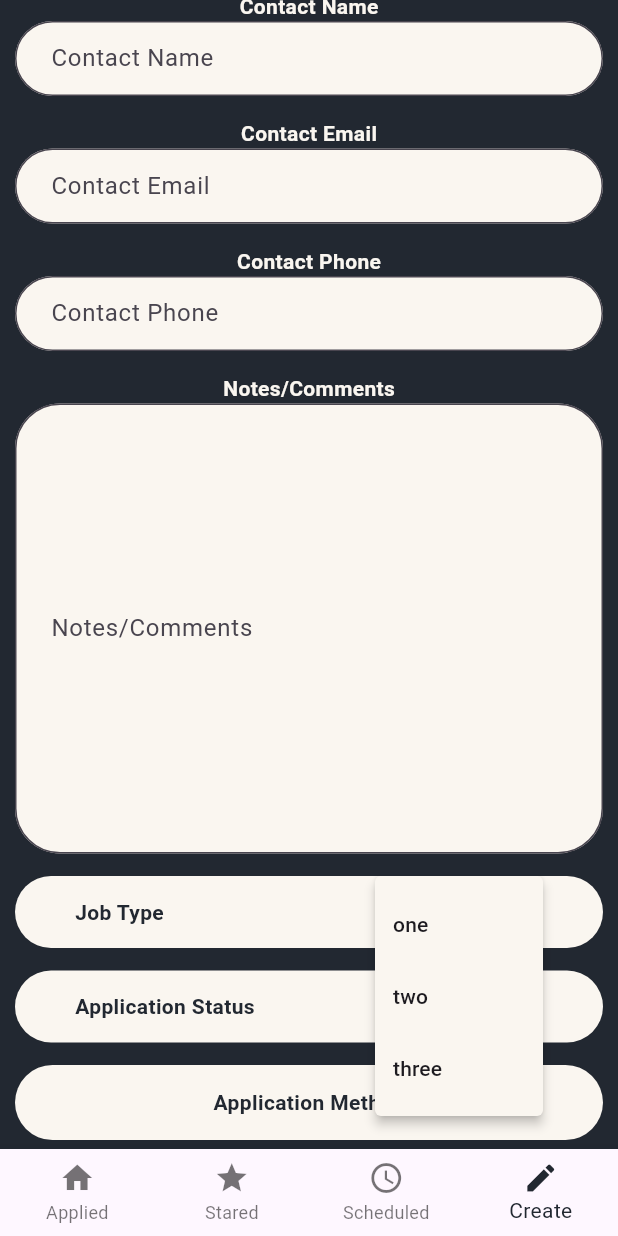
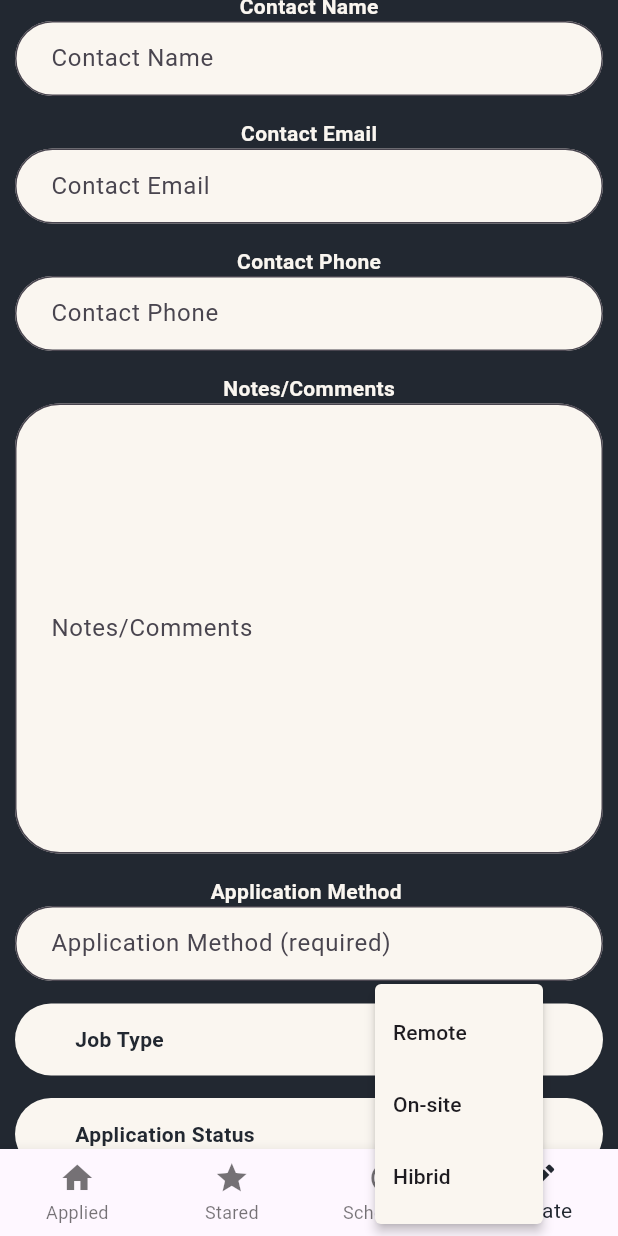
Before and after one commit to mohammedafreedps/Job_Tracker, a Flutter app: the screen it shows after launch, item 4 of the bottom bar chosen, scrolled down 576 dp, after a tap on the "arrow drop down" icon, on a phone screen of 412 x 824 dp. Run offline on Flutter 3.47's test engine with Material 3 defaults, Android fonts, the light colour scheme and no system bars; our stand-ins replace bloc, device_preview, flutter_bloc, hive, hive_flutter; accounts and stored records are empty.

Commit message:
UI in createScreen & Maked CreteScreen UI Reactive

```diff
--- a/lib/data/dbFunctions.dart
+++ b/lib/data/dbFunctions.dart
@@ -6,6 +6,7 @@ void putData(
     required String jobTitle,
     required String jobDescription,
     required DateTime applicationDate,
+    required DateTime applicationTime,
     required String applicationStatus,
     required String applicationMethod,
     required String type,
@@ -13,6 +14,7 @@ void putData(
     String? contactEmail,
     String? contactPhone,
     DateTime? interviewDate,
+    DateTime? interviewTime,
     String? notes,
     bool? isStared}) {
   jobTrackerBox.put(
@@ -22,6 +24,7 @@ void putData(
           jobTitle: jobTitle,
           jobDescription: jobDescription,
           applicationDate: applicationDate,
+          applicationTime: applicationTime,
           applicationStatus: applicationStatus,
           applicationMethod: applicationMethod,
           type: type,
@@ -29,6 +32,7 @@ void putData(
           contactEmail: contactEmail,
           contactPhone: contactPhone,
           interviewDate: interviewDate,
+          interviewTime: interviewTime,
           notes: notes,
           isStared: isStared ?? false
           ));
@@ -53,6 +57,7 @@ void updateDataAt(
     required String jobTitle,
     required String jobDescription,
     required DateTime applicationDate,
+    required DateTime applicationTime,
     required String applicationStatus,
     required String applicationMethod,
     required String type,
@@ -60,6 +65,7 @@ void updateDataAt(
     String? contactEmail,
     String? contactPhone,
     DateTime? interviewDate,
+    DateTime? interviewTime,
     String? notes,
     bool? isStared}){
   JobTrackModel hold = jobTrackerBox.getAt(index);
@@ -67,6 +73,7 @@ void updateDataAt(
   hold.jobTitle = jobTitle;
   hold.jobDescription = jobDescription;
   hold.applicationDate = applicationDate;
+  hold.applicationTime = applicationTime;
   hold.applicationStatus = applicationStatus;
   hold.applicationMethod = applicationMethod;
   hold.type = type;
@@ -74,6 +81,7 @@ void updateDataAt(
   hold.contactEmail = contactEmail;
   hold.contactPhone = contactPhone;
   hold.interviewDate = interviewDate;
+  hold.interviewTime = interviewTime;
   hold.notes = notes;
   jobTrackerBox.putAt(index, hold);
 }
--- a/lib/main.dart
+++ b/lib/main.dart
@@ -1,14 +1,16 @@
 import 'package:device_preview/device_preview.dart';
 import 'package:flutter/foundation.dart';
 import 'package:flutter/material.dart';
+import 'package:flutter_bloc/flutter_bloc.dart';
 import 'package:hive_flutter/adapters.dart';
 import 'package:jobtracker/data/model/jobTrackModel.dart';
+import 'package:jobtracker/precentation/screens/createScreen/bloc/create_bloc.dart';
 import 'package:jobtracker/precentation/screens/initialScreen/initialScreenUI.dart';
 import 'package:jobtracker/utils/boxes.dart';
 
 void main() async{
   await Hive.initFlutter();
-  Hive.registerAdapter(jobTrackModelAdapter());
+  Hive.registerAdapter(JobTrackModelAdapter());
   jobTrackerBox = await Hive.openBox<JobTrackModel>('jobTrackerBox');
   runApp(
     DevicePreview(
@@ -22,12 +24,17 @@ class JobTracker extends StatelessWidget {
 
   @override
   Widget build(BuildContext context) {
-    return MaterialApp(
-      debugShowCheckedModeBanner: false,
-      useInheritedMediaQuery: true,
-      locale: DevicePreview.locale(context),
-      builder: DevicePreview.appBuilder,
-      home: InitialScreen(),
+    return MultiBlocProvider(
+      providers: [
+        BlocProvider<CreateBloc>(create: (context)=> CreateBloc())
+      ],
+      child: MaterialApp(
+          debugShowCheckedModeBanner: false,
+          useInheritedMediaQuery: true,
+          locale: DevicePreview.locale(context),
+          builder: DevicePreview.appBuilder,
+          home: InitialScreen(),
+        ),
     );
   }
 }
--- /dev/null
+++ b/lib/precentation/screens/createScreen/bloc/create_event.dart
@@ -0,0 +1,62 @@
+part of 'create_bloc.dart';
+
+@immutable
+sealed class CreateEvent {}
+
+class CreteButtonPressedEvent extends CreateEvent {
+  final String companyName;
+  final String jobTitle;
+  final String jobDescription;
+  final String? contactName;
+  final String? contactEmail;
+  final String? contactNumber;
+  final String? notes;
+  final String jobType;
+  final String applicationStatus;
+  final String applicationMethod;
+  final DateTime applicationDate;
+  final DateTime? interviewDate;
+  CreteButtonPressedEvent(
+      {required this.companyName,
+      required this.jobTitle,
+      required this.jobDescription,
+      this.contactName,
+      this.contactEmail,
+      this.contactNumber,
+      this.notes,
+      required this.jobType,
+      required this.applicationStatus,
+      required this.applicationMethod,
+      required this.applicationDate,
+      this.interviewDate});
+}
+
+class ApplicationStatusSelectedEvent extends CreateEvent{
+  final String selectedStatus;
+  ApplicationStatusSelectedEvent({required this.selectedStatus});
+}
+
+class JobTypeSelectedEvent extends CreateEvent{
+  final String selectedJobType;
+  JobTypeSelectedEvent({required this.selectedJobType});
+}
+
+class AppliedDateSelectedEvent extends CreateEvent{
+  final DateTime selectedDate;
+  AppliedDateSelectedEvent({required this.selectedDate});
+}
+
+class AppliedTimeSelectedEvent extends CreateEvent{
+  final DateTime time;
+  AppliedTimeSelectedEvent({required this.time});
+}
+
+class InterviewDateSelectedEvent extends CreateEvent{
+  final DateTime date;
+  InterviewDateSelectedEvent({required this.date});
+}
+
+class InterviewTimeSelectedEvent extends CreateEvent{
+  final DateTime time;
+  InterviewTimeSelectedEvent({required this.time});
+}
--- /dev/null
+++ b/lib/precentation/screens/createScreen/bloc/create_state.dart
@@ -0,0 +1,36 @@
+part of 'create_bloc.dart';
+
+@immutable
+sealed class CreateState {}
+
+final class CreateInitial extends CreateState {}
+
+class ApplicationSelectedState extends CreateState{
+  final String applicationState;
+  ApplicationSelectedState({required this.applicationState});
+}
+
+class JobTypeSelectedState extends CreateState{
+  final String jobType;
+  JobTypeSelectedState({required this.jobType});
+}
+
+class AppliedDateState extends CreateState{
+  final DateTime selectedDate;
+  AppliedDateState({required this.selectedDate});
+}
+
+class AppliedTimeState extends CreateState{
+  final DateTime time;
+  AppliedTimeState({required this.time});
+}
+
+class InterviewDateState extends CreateState{
+  final DateTime date;
+  InterviewDateState({required this.date});
+}
+
+class InterviewTimeState extends CreateState{
+  final DateTime time;
+  InterviewTimeState({required this.time});
+}
--- a/lib/precentation/screens/createScreen/createScreenUI.dart
+++ b/lib/precentation/screens/createScreen/createScreenUI.dart
@@ -1,4 +1,12 @@
 import 'package:flutter/material.dart';
+import 'package:flutter_bloc/flutter_bloc.dart';
+import 'package:jobtracker/precentation/screens/createScreen/bloc/create_bloc.dart';
+import 'package:jobtracker/precentation/screens/createScreen/bloc/localVariables.dart';
+import 'package:jobtracker/precentation/screens/createScreen/functions.dart';
+import 'package:jobtracker/precentation/screens/createScreen/widgets/dateSelector.dart';
+import 'package:jobtracker/precentation/screens/createScreen/widgets/textInputFields.dart';
+import 'package:jobtracker/precentation/screens/createScreen/widgets/timeSelector.dart';
+import 'package:jobtracker/utils/popUpMenuItems.dart';
 import 'package:jobtracker/precentation/screens/createScreen/widgets/createInputFields.dart';
 import 'package:jobtracker/precentation/screens/createScreen/widgets/dropDownButton.dart';
 import 'package:jobtracker/precentation/widgets/button.dart';
@@ -7,11 +15,6 @@ import 'package:jobtracker/utils/screenSizeHelper.dart';
 import 'package:jobtracker/utils/styleManager.dart';
 
 class CreateScreenUI extends StatelessWidget {
-  final List<PopupMenuEntry> items = [
-    PopupMenuItem(value: 'one', child: Text('one')),
-    PopupMenuItem(value: 'two', child: Text('two')),
-    PopupMenuItem(value: 'three', child: Text('three'))
-  ];
   CreateScreenUI({super.key});
 
   @override
@@ -25,28 +28,85 @@ class CreateScreenUI extends StatelessWidget {
           height: screenHeight(context),
           child: ListView(
             children: [
-              Text('Create',style: TextStyles.bold.copyWith(fontSize: FontSizes.mainHeading),),
-              createInputField(heading: 'Company Name', height: 50),
-              createInputField(heading: 'Job Title', height: 50),
-              createInputField(heading: 'Job Description', height: 300),
-              createInputField(heading: 'Contact Name', height: 50),
-              createInputField(heading: 'Contact Email', height: 50),
-              createInputField(heading: 'Contact Phone', height: 50),
-              createInputField(heading: 'Notes/Comments', height: 300),
-              const SizedBox(height: 15,),
-              dropDownMenu(items: items,title: 'Job Type'),
-              const SizedBox(height: 15,),
-              dropDownMenu(items: items,title: 'Application Status'),
-              const SizedBox(height: 15,),
-              button(text: 'Application Method'),
-              const SizedBox(height: 15,),
-              button(text: 'Applied Date'),
-              const SizedBox(height: 15,),
-              button(text: 'Interview Date'),
+              Text(
+                'Create',
+                style:
+                    TextStyles.bold.copyWith(fontSize: FontSizes.mainHeading),
+              ),
+              textInputFields(),
+              const SizedBox(
+                height: 15,
+              ),
+              BlocBuilder<CreateBloc, CreateState>(
+                builder: (context, state) {
+                  return dropDownMenu(
+                      context: context,
+                      items: jobTypes,
+                      title: jobType == null ? 'Job Type' : jobType!,
+                      isJobType: true);
+                },
+              ),
+              const SizedBox(
+                height: 15,
+              ),
+              BlocBuilder<CreateBloc, CreateState>(
+                builder: (context, state) {
+                  return dropDownMenu(
+                      context: context,
+                      items: applicationStatuses,
+                      title: applicationStatus == null
+                          ? 'Application Status'
+                          : applicationStatus!,
+                      isJobType: false);
+                },
+              ),
+              const SizedBox(
+                height: 15,
+              ),
+              BlocBuilder<CreateBloc, CreateState>(
+                builder: (context, state) {
+                  return button(
+                      text: appliedDate == null
+                          ? 'Applied Date'
+                          : CreateScreenFunctions.dateFormator(appliedDate!),
+                      function: () {
+                        dateSelector(context: context, isApplied: true);
+                      });
+                },
+              ),
+              const SizedBox(
+                height: 15,
+              ),
+              BlocBuilder<CreateBloc, CreateState>(
+                builder: (context, state) {
+                  return button(text: appliedTime == null ? 'Applied Time': CreateScreenFunctions.timeFormator(appliedTime!),function: (){timeSelector(context: context,isApplied: true);});
+                },
+              ),
+              const SizedBox(
+                height: 15,
+              ),
+              BlocBuilder<CreateBloc, CreateState>(
+                builder: (context, state) {
+                  return applicationStatus != null &&
+                          applicationStatus == 'Interview Scheduled'
+                      ? Column(children: [
+                          button(text: interviewDate == null? 'Interview Date': CreateScreenFunctions.dateFormator(interviewDate!),function: (){dateSelector(context: context, isApplied: false);}),
+                          const SizedBox(
+                            height: 15,
+                          ),
+                          button(text: interviewTime == null ? 'Interview Time' : CreateScreenFunctions.timeFormator(interviewTime!),function: (){timeSelector(context: context, isApplied: false);})
+                        ])
+                      : Container(height: 0,);
+                },
+              ),
               divider(),
-              const SizedBox(height: 20,),
+              const SizedBox(
+                height: 20,
+              ),
               button(text: 'Save'),
-              const SizedBox(height: 20,),
+              const SizedBox(
+                height: 20,
+              ),
             ],
           ),
         ),
--- a/lib/precentation/screens/createScreen/widgets/createInputFields.dart
+++ b/lib/precentation/screens/createScreen/widgets/createInputFields.dart
@@ -1,13 +1,14 @@
 import 'package:flutter/material.dart';
+import 'package:flutter/widgets.dart';
 import 'package:jobtracker/precentation/widgets/inputTextField.dart';
 import 'package:jobtracker/utils/styleManager.dart';
 
-Widget createInputField({required String heading,required double height}){
+Widget createInputField({required String heading,required double height, required TextEditingController controller}){
   return Column(
     children: [
       SizedBox(height: 15,),
-      Text(heading,style: TextStyles.normal,),
-      inputTextFiled(lableText: heading,height: height),
+      Text(heading.replaceAll('(required)', ''),style: TextStyles.normal,),
+      inputTextFiled(lableText: heading,height: height,controller: controller),
     ],
   );
 }
--- a/lib/precentation/screens/createScreen/widgets/dropDownButton.dart
+++ b/lib/precentation/screens/createScreen/widgets/dropDownButton.dart
@@ -1,7 +1,9 @@
 import 'package:flutter/material.dart';
+import 'package:flutter_bloc/flutter_bloc.dart';
+import 'package:jobtracker/precentation/screens/createScreen/bloc/create_bloc.dart';
 import 'package:jobtracker/utils/styleManager.dart';
 
-Widget dropDownMenu({required List<PopupMenuEntry> items,required String title}){
+Widget dropDownMenu({required BuildContext context, required List<PopupMenuEntry> items,required String title,required bool isJobType}){
   return Container(
     padding: EdgeInsets.symmetric(horizontal: 40),
     decoration: BoxDecoration(
@@ -17,7 +19,12 @@ Widget dropDownMenu({required List<PopupMenuEntry> items,required String title})
           surfaceTintColor: AppColors.secondaryColor,
           icon: Icon(Icons.arrow_drop_down,color: AppColors.primaryColor,),
           onSelected: (value){
-            print(value);
+            if(isJobType == true){
+              context.read<CreateBloc>().add(JobTypeSelectedEvent(selectedJobType: value));
+            }
+            else{
+              context.read<CreateBloc>().add(ApplicationStatusSelectedEvent(selectedStatus: value));
+            }
           },
           itemBuilder: (BuildContext context){
           return items;
--- /dev/null
+++ b/lib/precentation/screens/createScreen/widgets/textInputFields.dart
@@ -0,0 +1,18 @@
+import 'package:flutter/material.dart';
+import 'package:jobtracker/precentation/screens/createScreen/bloc/localVariables.dart';
+import 'package:jobtracker/precentation/screens/createScreen/widgets/createInputFields.dart';
+
+Widget textInputFields(){
+  return Column(
+    children: [
+      createInputField(heading: 'Company Name (required)', height: 50,controller: companyNameController),
+      createInputField(heading: 'Job Title (required)', height: 50,controller: jobTitleController),
+      createInputField(heading: 'Job Description (required)', height: 300,controller: jobDescriptionController),
+      createInputField(heading: 'Contact Name', height: 50,controller: contactNameController),
+      createInputField(heading: 'Contact Email', height: 50,controller: contactEmailController),
+      createInputField(heading: 'Contact Phone', height: 50,controller: contactPhoneController),
+      createInputField(heading: 'Notes/Comments', height: 300,controller: notesController),
+      createInputField(heading: 'Application Method (required)', height: 50,controller: applicationMethodController),
+    ],
+  );
+}
--- a/lib/precentation/widgets/button.dart
+++ b/lib/precentation/widgets/button.dart
@@ -1,8 +1,13 @@
 import 'package:flutter/material.dart';
 import 'package:jobtracker/utils/styleManager.dart';
 
-Widget button({required String text}){
+Widget button({required String text, Function? function}){
   return GestureDetector(
+    onTap: (){
+      if(function != null){
+        function();
+      }
+    },
     child: Container(
       height: 50,
       decoration: BoxDecoration(
--- a/lib/precentation/widgets/inputTextField.dart
+++ b/lib/precentation/widgets/inputTextField.dart
@@ -1,10 +1,11 @@
 import 'package:flutter/material.dart';
 import 'package:jobtracker/utils/styleManager.dart';
 
-Widget inputTextFiled({required String lableText, required double height}) {
+Widget inputTextFiled({required String lableText, required double height, required TextEditingController controller}) {
   return SizedBox(
     height: height,
     child: TextField(
+      controller: controller,
       expands: true,
       maxLines: null,
       cursorColor: AppColors.primaryColor,
--- /dev/null
+++ b/lib/utils/popUpMenuItems.dart
@@ -0,0 +1,13 @@
+import 'package:flutter/material.dart';
+
+final List<PopupMenuEntry> jobTypes = [
+    const PopupMenuItem(value: 'Remote', child: Text('Remote')),
+    const PopupMenuItem(value: 'On-site', child: Text('On-site')),
+    const PopupMenuItem(value: 'Hibrid', child: Text('Hibrid'))
+];
+
+final List<PopupMenuEntry> applicationStatuses = [
+    const PopupMenuItem(value: 'Applied', child: Text('Applied')),
+    const PopupMenuItem(value: 'Interview Scheduled', child: Text('Interview Scheduled')),
+    const PopupMenuItem(value: 'Rejected', child: Text('Rejected'))
+];
--- a/pubspec.yaml
+++ b/pubspec.yaml
@@ -38,6 +38,8 @@ dependencies:
   device_preview: ^1.1.0
   hive:
   hive_flutter:
+  flutter_bloc: ^8.1.5
+  intl: ^0.18.1
 
 dev_dependencies:
   flutter_test:
```
Also changed, not shown: lib/data/model/jobTrackModel.dart (+8 -0 lines), lib/precentation/screens/createScreen/bloc/create_bloc.dart (added, +37 -0 lines), lib/precentation/screens/createScreen/bloc/localVariables.dart (added, +16 -0 lines), lib/precentation/screens/createScreen/functions.dart (added, +21 -0 lines), lib/precentation/screens/createScreen/widgets/dateSelector.dart (added, +17 -0 lines), lib/precentation/screens/createScreen/widgets/timeSelector.dart (added, +17 -0 lines), lib/data/model/jobTrackModel.g.dart, pubspec.lock.
